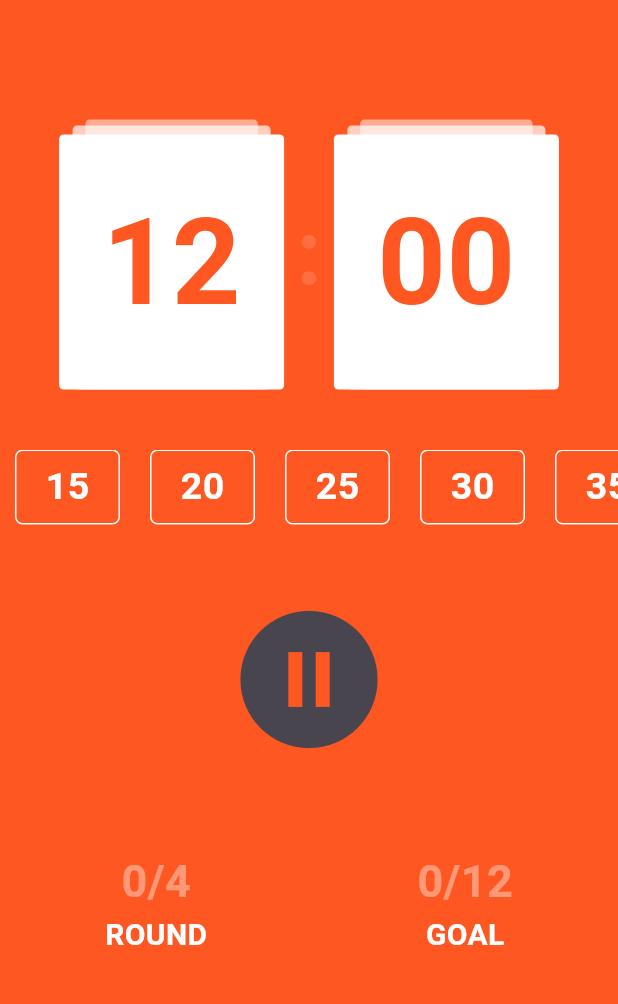
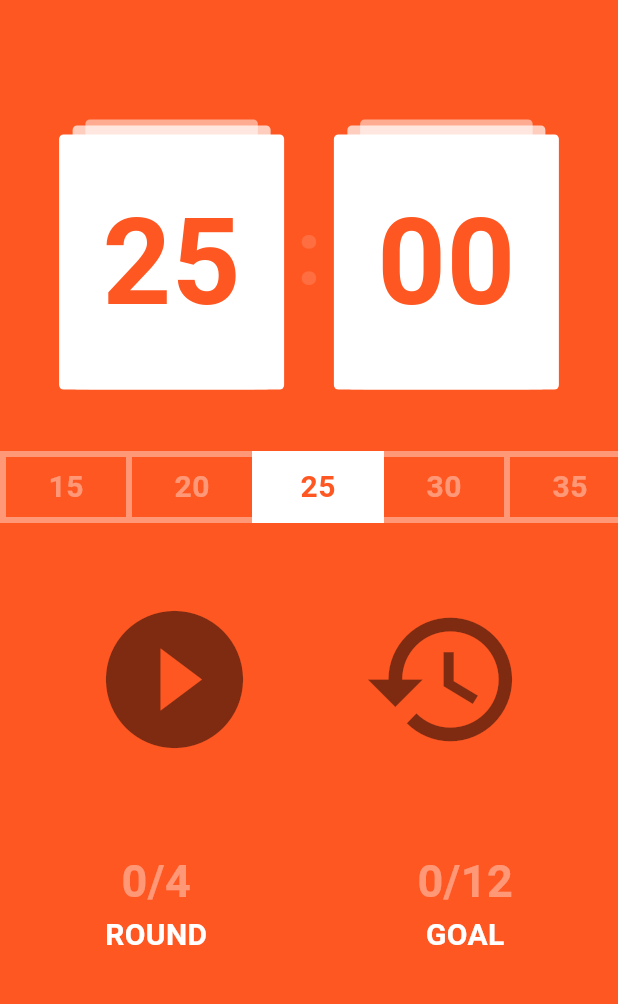
Before and after one commit to seogineer/nomad-coder-flutter-challenge-assignment-pomotimer, a Flutter app: the screen it shows after launch, on a phone screen of 412 x 824 dp, the part 155-1159 px from its top. Run offline on Flutter 3.47's test engine with Material 2 defaults, Android fonts, the phone set to English and light mode, and no system bars.

Commit message:
feat: 재생 버튼, 리셋 버튼 및 타이머 설정 기능 추가

```diff
--- a/lib/main.dart
+++ b/lib/main.dart
@@ -1,3 +1,4 @@
+import 'dart:async';
 import 'package:flutter/material.dart';
 
 void main() {
@@ -28,36 +29,95 @@ class MainPage extends StatefulWidget {
 }
 
 class _MainPageState extends State<MainPage> {
-  static const twentyFiveMinutes = 1500;
-  static const twentyMinutes = 2000;
+  static const MAXIMUM_ROUND = 4;
+  static const MAXIMUM_GOAL = 12;
+  static int TOTAL_MINUTES = 25;
+  static int TOTAL_SECONDS = 00;
+  static const List<String> TIMERS = ['15', '20', '25', '30', '35'];
+  static List<bool> selected = [false, false, true, false, false];
 
-  List<Widget> timeSetter() {
-    List<Widget> times = [];
-    for (var time in ['15', '20', '25', '30', '35']) {
-      times.add(Padding(
-        padding: const EdgeInsets.symmetric(horizontal: 10),
-        child: Container(
-          decoration: BoxDecoration(
-              borderRadius: const BorderRadius.all(Radius.circular(5)),
-              border: Border.all(color: Colors.white)),
-          width: 70,
-          height: 50,
-          alignment: Alignment.center,
-          child: Text(
-            time,
-            style: const TextStyle(
-              fontSize: 25,
-              fontWeight: FontWeight.bold,
-              color: Colors.white,
-            ),
-          ),
-        ),
-      ));
+  int minutes = TOTAL_MINUTES;
+  int seconds = TOTAL_SECONDS;
+  int round = 0;
+  int goal = 0;
+  bool isRunning = false;
+  late Timer timer;
+
+  void onTick(Timer timer) {
+    if (isEnd(minutes, seconds)) {
+      setState(() {
+        isRunning = false;
+      });
+      timer.cancel();
+      return;
     }
-    return times;
+    tickToc();
   }
 
-  Widget timeDisplay(String number) {
+  void tickToc() {
+    if (seconds == 0) {
+      setState(() {
+        minutes--;
+        seconds = 59;
+      });
+    } else {
+      setState(() {
+        seconds--;
+      });
+    }
+  }
+
+  void resetTimer() {
+    minutes = TOTAL_MINUTES;
+    seconds = TOTAL_SECONDS;
+  }
+
+  bool isEnd(int minutes, int seconds) {
+    if (minutes == 0 && seconds == 0) {
+      resetTimer();
+      incrementRoundAndGoal();
+      return true;
+    }
+    return false;
+  }
+
+  void incrementRoundAndGoal() {
+    if (round < MAXIMUM_ROUND) {
+      round++;
+      return;
+    }
+    if (round >= MAXIMUM_ROUND) {
+      round = 0;
+      goal++;
+    }
+  }
+
+  void onStartPressed() {
+    timer = Timer.periodic(
+      const Duration(seconds: 1),
+      onTick,
+    );
+    setState(() {
+      isRunning = true;
+    });
+  }
+
+  void onPausePressed() {
+    timer.cancel();
+    setState(() {
+      isRunning = false;
+    });
+  }
+
+  void onResetPressed() {
+    setState(() {
+      isRunning = false;
+    });
+    timer.cancel();
+    resetTimer();
+  }
+
+  Widget timeDisplay(int number) {
     return Column(
       children: [
         Stack(
@@ -88,7 +148,7 @@ class _MainPageState extends State<MainPage> {
               width: 150,
               height: 170,
               child: Text(
-                number,
+                number == 0 ? '00' : number.toString(),
                 style: const TextStyle(
                   color: Colors.deepOrange,
                   fontSize: 80,
@@ -102,7 +162,34 @@ class _MainPageState extends State<MainPage> {
     );
   }
 
-  void onResetPressed() {}
+  void setTimer(int index) {
+    if (index == 0) {
+      minutes = 15;
+      seconds = 0;
+      TOTAL_MINUTES = 15;
+      TOTAL_SECONDS = 0;
+    } else if (index == 1) {
+      minutes = 20;
+      seconds = 0;
+      TOTAL_MINUTES = 20;
+      TOTAL_SECONDS = 0;
+    } else if (index == 2) {
+      minutes = 25;
+      seconds = 0;
+      TOTAL_MINUTES = 25;
+      TOTAL_SECONDS = 0;
+    } else if (index == 3) {
+      minutes = 30;
+      seconds = 0;
+      TOTAL_MINUTES = 30;
+      TOTAL_SECONDS = 0;
+    } else if (index == 4) {
+      minutes = 35;
+      seconds = 0;
+      TOTAL_MINUTES = 35;
+      TOTAL_SECONDS = 0;
+    }
+  }
 
   @override
   Widget build(BuildContext context) {
@@ -135,7 +222,7 @@ class _MainPageState extends State<MainPage> {
           Row(
             mainAxisAlignment: MainAxisAlignment.center,
             children: [
-              timeDisplay('12'),
+              timeDisplay(minutes),
               const Padding(
                 padding: EdgeInsets.symmetric(horizontal: 8),
                 child: Column(
@@ -151,7 +238,7 @@ class _MainPageState extends State<MainPage> {
                   ],
                 ),
               ),
-              timeDisplay('00'),
+              timeDisplay(seconds),
             ],
           ),
           const SizedBox(
@@ -161,41 +248,115 @@ class _MainPageState extends State<MainPage> {
             height: 50,
             child: ListView(
               scrollDirection: Axis.horizontal,
-              children: timeSetter(),
+              children: <Widget>[
+                ToggleButtons(
+                  constraints: const BoxConstraints(
+                    minHeight: 40.0,
+                    minWidth: 80.0,
+                  ),
+                  isSelected: selected,
+                  color: Colors.white38,
+                  borderWidth: 4,
+                  borderColor: Colors.white38,
+                  selectedColor: Colors.deepOrange,
+                  selectedBorderColor: Colors.white,
+                  fillColor: Colors.white,
+                  onPressed: (int index) {
+                    setState(() {
+                      for (int i = 0; i < selected.length; i++) {
+                        if (selected[i]) {
+                          selected[i] = false;
+                          break;
+                        }
+                      }
+                      selected[index] = true;
+                    });
+                    setTimer(index);
+                  },
+                  children: const [
+                    Text(
+                      '15',
+                      style: TextStyle(
+                        fontSize: 20,
+                        fontWeight: FontWeight.bold,
+                      ),
+                    ),
+                    Text(
+                      '20',
+                      style: TextStyle(
+                        fontSize: 20,
+                        fontWeight: FontWeight.bold,
+                      ),
+                    ),
+                    Text(
+                      '25',
+                      style: TextStyle(
+                        fontSize: 20,
+                        fontWeight: FontWeight.bold,
+                      ),
+                    ),
+                    Text(
+                      '30',
+                      style: TextStyle(
+                        fontSize: 20,
+                        fontWeight: FontWeight.bold,
+                      ),
+                    ),
+                    Text(
+                      '35',
+                      style: TextStyle(
+                        fontSize: 20,
+                        fontWeight: FontWeight.bold,
+                      ),
+                    ),
+                  ],
+                )
+              ],
             ),
           ),
           const SizedBox(
             height: 40,
           ),
           Row(
-            mainAxisAlignment: MainAxisAlignment.center,
+            mainAxisAlignment: MainAxisAlignment.spaceEvenly,
             children: [
               IconButton(
-                onPressed: onResetPressed,
+                color: Colors.black87.withOpacity(0.5),
                 iconSize: 110,
-                icon: const Icon(
-                  Icons.pause_circle_filled,
+                onPressed: isRunning ? onPausePressed : onStartPressed,
+                icon: Icon(
+                  isRunning
+                      ? Icons.pause_circle_outline
+                      : Icons.play_circle_fill_outlined,
                 ),
               ),
+              IconButton(
+                color: Colors.black87.withOpacity(0.5),
+                iconSize: 110,
+                onPressed: onResetPressed,
+                icon: const Icon(
+                  Icons.restore,
+                ),
+              )
             ],
           ),
           const SizedBox(
             height: 50,
           ),
-          const Row(
+          Row(
             mainAxisAlignment: MainAxisAlignment.spaceAround,
             children: [
               Column(
                 children: [
                   Text(
-                    '0/4',
-                    style: TextStyle(
+                    '$round/$MAXIMUM_ROUND',
+                    style: const TextStyle(
                       color: Colors.white38,
                       fontSize: 30,
                       fontWeight: FontWeight.bold,
                     ),
                   ),
-                  Text(
+                  const Text(
                     'ROUND',
                     style: TextStyle(
                       color: Colors.white,
@@ -208,14 +369,14 @@ class _MainPageState extends State<MainPage> {
               Column(
                 children: [
                   Text(
-                    '0/12',
-                    style: TextStyle(
+                    '$goal/$MAXIMUM_GOAL',
+                    style: const TextStyle(
                       color: Colors.white38,
                       fontSize: 30,
                       fontWeight: FontWeight.bold,
                     ),
                   ),
-                  Text(
+                  const Text(
                     'GOAL',
                     style: TextStyle(
                       color: Colors.white,
```
